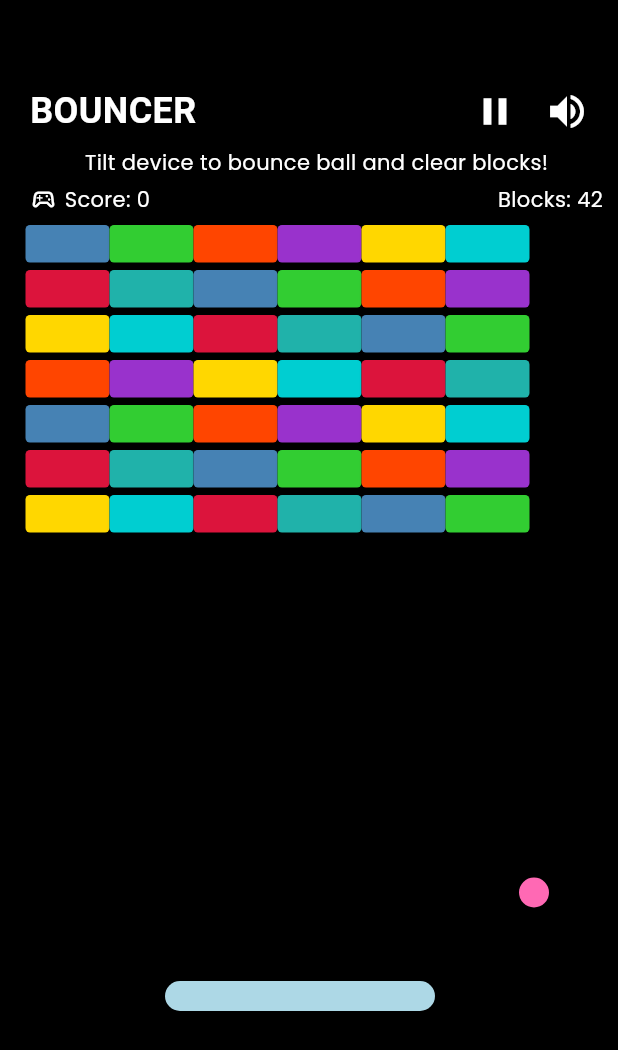
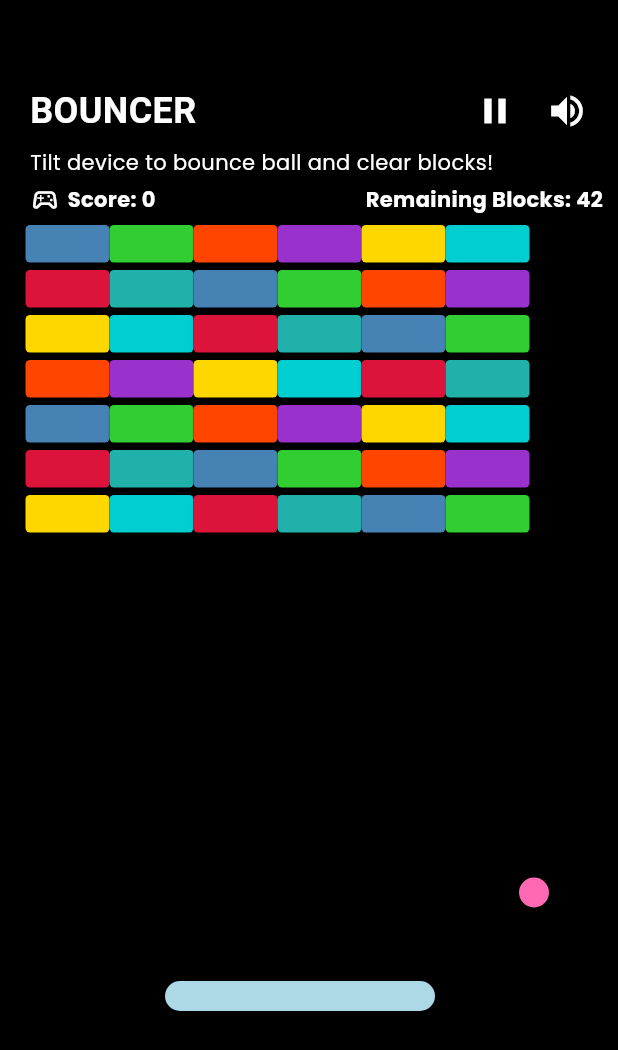
Before and after one commit to mareerray/bouncer, a Flutter app: the screen it shows after launch, on a phone screen of 412 x 824 dp. Shown: the top 1050 px of the screen. Run offline on Flutter 3.47's test engine with Material 3 defaults, Android fonts, the phone set to English and light mode, and no system bars; our stand-ins replace audioplayers, google_fonts, sensors_plus.

Commit message:
Refactor game setup and state management; adjust paddle sensitivity and improve UI elements for better gameplay experience

```diff
--- a/lib/bouncer_game.dart
+++ b/lib/bouncer_game.dart
@@ -16,6 +16,10 @@ class BouncerGame extends StatefulWidget {
 }
 
 class _BouncerGameState extends State<BouncerGame> with TickerProviderStateMixin {
+  // ═════════════════════════════════════════════════════════════════
+  // ------------------------- GAME SETUP ----------------------------
+  // ═════════════════════════════════════════════════════════════════
+
   late AnimationController _controller;
   late AudioPlayer destroyBlockPlayer;
   late AudioPlayer winPlayer;
@@ -36,14 +40,18 @@ class _BouncerGameState extends State<BouncerGame> with TickerProviderStateMixin
   // Constants
   static const double paddleWidth = 180.0;
   static const double paddleHeight = 20.0;
-  static const double sensitivity = 500.0;
+  static const double sensitivity = 350.0;
   static const double smoothing = 0.15;
   static const double fixedDeltaTime = 1 / 60.0;
-  static const double playTop = 120.0;
+  static const double playTop = 150.0;
   static const double maxSpeed = 12.0;
   static const double cornerZone = 0.5 * 10.0;
 
-  // Game state
+
+  // ═════════════════════════════════════════════════════════════════
+  // ------------------------- GAME STATE ----------------------------
+  // ═════════════════════════════════════════════════════════════════
+
   StreamSubscription<UserAccelerometerEvent>? accelSubscription;
   double accumulatedTime = 0.0;
   double tilt = 0.0;
@@ -57,6 +65,12 @@ class _BouncerGameState extends State<BouncerGame> with TickerProviderStateMixin
 
   List<Color> get blockColors => create_blocks.createBlockColors();
 
+
+  // ═════════════════════════════════════════════════════════════════
+  // ------------------------- GAME LOGIC ----------------------------
+  // ═════════════════════════════════════════════════════════════════
+
+  // ----- 1. INITIALIZATION (Flutter lifecycle)
   @override
   void initState() {
     super.initState();
@@ -89,13 +103,26 @@ class _BouncerGameState extends State<BouncerGame> with TickerProviderStateMixin
     ).toList();
   }
 
+  // ════════════════════════════════════════════
+  // ----- 2. INPUT SYSTEMS (sensors, controllers)
   void _setupSensors() {
     accelSubscription = userAccelerometerEventStream().listen((event) {
       if (!isGameActive) return;
+
       tilt = event.x;
-      if (tilt.abs() > 0.25) {
+
+      if (tilt.abs() > 0.2) {
         final newTarget = (screenWidth / 2) + (tilt * sensitivity);
-        targetPaddleX += (newTarget - targetPaddleX) * smoothing;
+
+        // DUAL SMOOTHING
+        double dynamicSmoothing = 0.35;  // BASE: 2x faster than 0.15
+
+        // EXTRA BOOST if far from target (>50px)
+        if ((newTarget - targetPaddleX).abs() > 50) {
+          dynamicSmoothing = 0.6;  // 4x original speed!
+        }
+
+        targetPaddleX += (newTarget - targetPaddleX) * dynamicSmoothing;
         targetPaddleX = targetPaddleX.clamp(0.0, screenWidth - paddleWidth);
       }
     });
@@ -106,6 +133,8 @@ class _BouncerGameState extends State<BouncerGame> with TickerProviderStateMixin
     _controller.addListener(_gameLoop);
   }
 
+  // ════════════════════════════════════════════
+  // ----- 3. MAIN GAME LOOP (60fps heartbeat)
   void _gameLoop() {
     accumulatedTime += 1 / 60.0;
     while (accumulatedTime >= fixedDeltaTime) {
@@ -121,12 +150,10 @@ class _BouncerGameState extends State<BouncerGame> with TickerProviderStateMixin
     _updatePaddlePosition();
     ball.move(dt, 60.0);
 
-    // ════════════════════════════════════════════
     // SPEED HELPER (comment out for FAST mode!)
     // TAME SPEED EARLY
     if (ball.vx.abs() > 7.0) ball.vx *= 0.98;
     if (ball.vy.abs() > 7.0) ball.vy *= 0.98;
-    // ════════════════════════════════════════════
 
     _handleWallCollisions();
     _handleBlockCollisions();
@@ -140,6 +167,8 @@ class _BouncerGameState extends State<BouncerGame> with TickerProviderStateMixin
     paddleX = paddleX.clamp(0.0, screenWidth - paddleWidth);
   }
 
+  // ════════════════════════════════════════════
+  // ----- 4. PHYSICS & COLLISIONS (ball movement, bounces)
   void _handleWallCollisions() {
     const double gameLeft = 10;
     final double gameRight = screenWidth + 10;
@@ -249,6 +278,8 @@ class _BouncerGameState extends State<BouncerGame> with TickerProviderStateMixin
     }
   }
 
+  // ════════════════════════════════════════════
+  // ----- 5. GAME SYSTEMS (win/lose, audio, restart)
   void _checkWinLoseConditions() {
     // Lose condition
     if (ball.y + ball.radius * 2 >= screenHeight && !gameLost) {
@@ -298,6 +329,10 @@ class _BouncerGameState extends State<BouncerGame> with TickerProviderStateMixin
     losePlayer.dispose();
     super.dispose();
   }
+
+  // ═════════════════════════════════════════════════════════════════
+  // ------------------------- GAME UI -------------------------------
+  // ═════════════════════════════════════════════════════════════════
 
   @override
   Widget build(BuildContext context) {
@@ -364,12 +399,13 @@ class _BouncerGameState extends State<BouncerGame> with TickerProviderStateMixin
                 ),
               ),
 
-              // HUD
+              // HUD - game dashboard
               Positioned(
                 top: 50,
                 left: 20,
                 right: 10,
                 child: Column(
+                  crossAxisAlignment: CrossAxisAlignment.start,
                   children: [
                     Row(children: [
                       Text('BOUNCER',
@@ -379,25 +415,25 @@ class _BouncerGameState extends State<BouncerGame> with TickerProviderStateMixin
                               fontWeight: FontWeight.bold)),
                       const Spacer(),
                       IconButton(
-                          icon: const Icon(Icons.pause, size: 30, color: Colors.white),
+                          icon: const Icon(Icons.pause, size: 28, color: Colors.white),
                           onPressed: () => setState(() => paused = !paused)),
                       IconButton(
                           icon: Icon(soundOn ? Icons.volume_up : Icons.volume_off,
-                              size: 30, color: Colors.white),
+                              size: 28, color: Colors.white),
                           onPressed: () => setState(() => soundOn = !soundOn)),
                     ]),
                     Text('Tilt device to bounce ball and clear blocks!',
-                        style: GoogleFonts.poppins(color: Colors.white)),
+                      style: GoogleFonts.poppins(color: Colors.white,)),
                     const SizedBox(height: 5),
                     Row(children: [
                       const Icon(Icons.sports_esports_outlined,
-                          size: 18, color: Colors.white),
+                          size: 20, color: Colors.white),
                       const SizedBox(width: 5),
                       Text('Score: $score',
-                          style: GoogleFonts.poppins(color: Colors.white)),
+                          style: GoogleFonts.poppins(color: Colors.white, fontWeight: FontWeight.bold)),
                       const Spacer(),
-                      Text('Blocks: ${blocks.length}',
-                          style: GoogleFonts.poppins(color: Colors.white)),
+                      Text('Remaining Blocks: ${blocks.length}',
+                          style: GoogleFonts.poppins(color: Colors.white, fontWeight: FontWeight.bold)),
                     ]),
                   ],
                 ),
@@ -436,7 +472,7 @@ class _BouncerGameState extends State<BouncerGame> with TickerProviderStateMixin
                                   borderRadius: BorderRadius.circular(8)),
                             ),
                             child: Text(
-                              'Restart',
+                              'Play again',
                               style: GoogleFonts.poppins(
                                   fontSize: 18,
                                   color: Colors.white,
```
